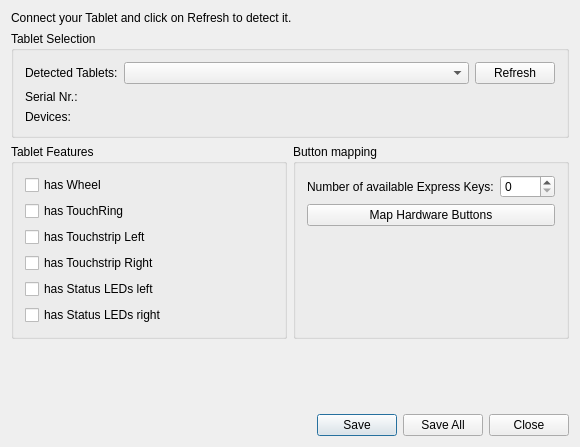
Qt form src/tabletfinder/dialog.ui (KDE/wacomtablet) before a commit.
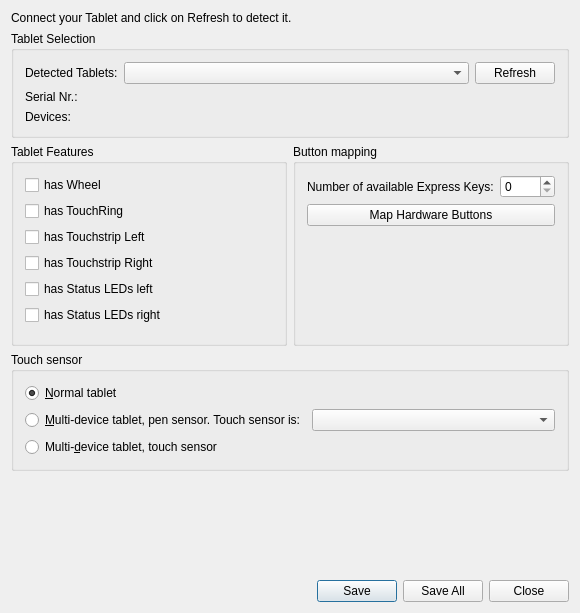
The same form after that commit.

Commit message:
tabletfinder: support for devices with separate touch
TabletFinder now allows user to specify devices with separate touch
sensor

Diff of the .ui file:
```diff
--- a/src/tabletfinder/dialog.ui
+++ b/src/tabletfinder/dialog.ui
@@ -7,7 +7,7 @@
     <x>0</x>
     <y>0</y>
     <width>580</width>
-    <height>447</height>
+    <height>613</height>
    </rect>
   </property>
   <property name="windowTitle">
@@ -147,6 +147,13 @@
           </property>
          </widget>
         </item>
+        <item row="7" column="0">
+         <spacer name="verticalSpacer_3">
+          <property name="orientation">
+           <enum>Qt::Vertical</enum>
+          </property>
+         </spacer>
+        </item>
        </layout>
       </widget>
      </item>
@@ -208,6 +215,46 @@
      </item>
     </layout>
    </item>
+   <item>
+    <widget class="QGroupBox" name="groupBox_4">
+     <property name="title">
+      <string>Touch sensor</string>
+     </property>
+     <layout class="QVBoxLayout" name="verticalLayout_3">
+      <item>
+       <widget class="QRadioButton" name="radioNormalTablet">
+        <property name="text">
+         <string>&amp;Normal tablet</string>
+        </property>
+        <property name="checked">
+         <bool>true</bool>
+        </property>
+       </widget>
+      </item>
+      <item>
+       <layout class="QHBoxLayout" name="horizontalLayout_4">
+        <item>
+         <widget class="QRadioButton" name="radioParentTablet">
+          <property name="text">
+           <string>&amp;Multi-device tablet, pen sensor. Touch sensor is:</string>
+          </property>
+         </widget>
+        </item>
+        <item>
+         <widget class="QComboBox" name="comboTouchSensor"/>
+        </item>
+       </layout>
+      </item>
+      <item>
+       <widget class="QRadioButton" name="radioTouchSensor">
+        <property name="text">
+         <string>Multi-&amp;device tablet, touch sensor</string>
+        </property>
+       </widget>
+      </item>
+     </layout>
+    </widget>
+   </item>
    <item>
     <spacer name="verticalSpacer">
      <property name="orientation">
```
The commit also changes 2 other files.
